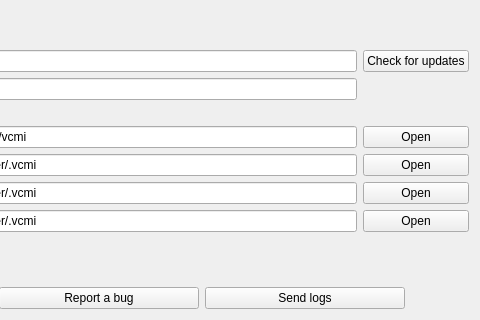
vcmi/vcmi, file launcher/aboutProject/aboutproject_moc.ui: the form before one commit; both pictures show x 283 to 763 and y 126 to 446 of the 763 by 446 pixel window.
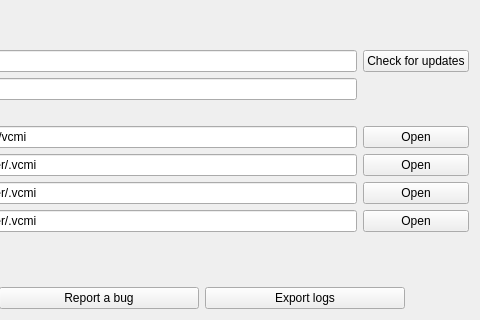
The form after the commit.

Commit message: add last save, skip persistentStorage.json, set home, rename button

What changed in the file:
```diff
--- a/launcher/aboutProject/aboutproject_moc.ui
+++ b/launcher/aboutProject/aboutproject_moc.ui
@@ -313,7 +313,7 @@
         </size>
        </property>
        <property name="text">
-        <string>Send logs</string>
+        <string>Export logs</string>
        </property>
       </widget>
      </item>
```
Left out of the diff: 2 changed lines with no effect on the pictures. The commit also changes 2 other files.
